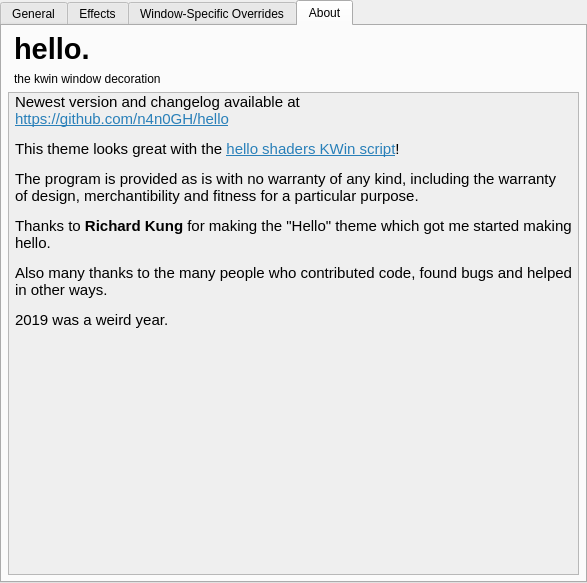
This is window-decoration/kdecoration/config/ui/helloconfigurationui.ui in n4n0GH/hello as Qt 5 draws it before an edit. The edited form follows.
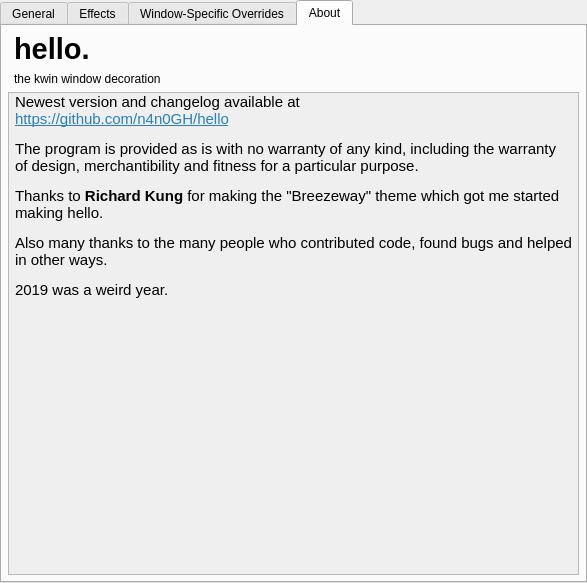
This is the edited form. The open tabs and pages were chosen to show the change. Custom widgets are drawn as their Qt base class.

Commit message: update general readme

Diff of the .ui file:
```diff
--- a/window-decoration/kdecoration/config/ui/helloconfigurationui.ui
+++ b/window-decoration/kdecoration/config/ui/helloconfigurationui.ui
@@ -1126,7 +1126,15 @@
               </sizepolicy>
              </property>
              <property name="text">
-              <string>&lt;!DOCTYPE HTML PUBLIC &quot;-//W3C//DTD HTML 4.0//EN&quot; &quot;http://www.w3.org/TR/REC-html40/strict.dtd&quot;&gt;&lt;html&gt;&lt;head&gt;&lt;meta name=&quot;qrichtext&quot; content=&quot;1&quot; /&gt;&lt;style type=&quot;text/css&quot;&gt;p, li { white-space: pre-wrap; }&lt;/style&gt;&lt;/head&gt;&lt;body style=&quot; font-family:'Noto Sans'; font-size:11pt; font-weight:400; font-style:normal;&quot;&gt;&lt;p style=&quot; margin-top:12px; margin-bottom:12px; margin-left:0px; margin-right:0px; -qt-block-indent:0; text-indent:0px;&quot;&gt;&lt;span style=&quot; font-family:'Noto Sans';&quot;&gt;Newest version and changelog available at &lt;/span&gt;&lt;br/&gt;&lt;a href=&quot;https://github.com/n4n0GH/hello&quot;&gt;&lt;span style=&quot; font-family:'Noto Sans'; text-decoration: underline; color:#2980b9;&quot;&gt;https://github.com/n4n0GH/hello&lt;/span&gt;&lt;/a&gt;&lt;/p&gt;&lt;p style=&quot; margin-top:12px; margin-bottom:12px; margin-left:0px; margin-right:0px; -qt-block-indent:0; text-indent:0px;&quot;&gt;&lt;span style=&quot; font-family:'Noto Sans';&quot;&gt;This theme looks great with the &lt;/span&gt;&lt;a href=&quot;https://github.com/n4n0GH/KDE-Rounded-Corners&quot;&gt;&lt;span style=&quot; font-family:'Noto Sans'; text-decoration: underline; color:#2980b9;&quot;&gt;hello shaders KWin script&lt;/span&gt;&lt;/a&gt;&lt;span style=&quot; font-family:'Noto Sans';&quot;&gt;!&lt;/span&gt;&lt;/p&gt;&lt;p style=&quot; margin-top:12px; margin-bottom:12px; margin-left:0px; margin-right:0px; -qt-block-indent:0; text-indent:0px;&quot;&gt;&lt;span style=&quot; font-family:'Noto Sans';&quot;&gt;The program is provided as is with no warranty of any kind, including the warranty of design, merchantibility and fitness for a particular purpose.&lt;/span&gt;&lt;/p&gt;&lt;p style=&quot; margin-top:12px; margin-bottom:12px; margin-left:0px; margin-right:0px; -qt-block-indent:0; text-indent:0px;&quot;&gt;&lt;span style=&quot; font-family:'Noto Sans';&quot;&gt;Thanks to &lt;/span&gt;&lt;span style=&quot; font-family:'Noto Sans'; font-weight:600;&quot;&gt;Richard Kung&lt;/span&gt;&lt;span style=&quot; font-family:'Noto Sans';&quot;&gt; for making the &amp;quot;Hello&amp;quot; theme which got me started making hello.&lt;/span&gt;&lt;/p&gt;&lt;p style=&quot; margin-top:12px; margin-bottom:12px; margin-left:0px; margin-right:0px; -qt-block-indent:0; text-indent:0px;&quot;&gt;&lt;span style=&quot; font-family:'Noto Sans';&quot;&gt;Also many thanks to the many people who contributed code, found bugs and helped in other ways.&lt;/span&gt;&lt;/p&gt;&lt;p style=&quot; margin-top:12px; margin-bottom:12px; margin-left:0px; margin-right:0px; -qt-block-indent:0; text-indent:0px;&quot;&gt;&lt;span style=&quot; font-family:'Noto Sans';&quot;&gt;2019 was a weird year.&lt;/span&gt;&lt;/p&gt;&lt;/body&gt;&lt;/html&gt;</string>
+              <string>&lt;!DOCTYPE HTML PUBLIC &quot;-//W3C//DTD HTML 4.0//EN&quot; &quot;http://www.w3.org/TR/REC-html40/strict.dtd&quot;&gt;
+&lt;html&gt;&lt;head&gt;&lt;meta name=&quot;qrichtext&quot; content=&quot;1&quot; /&gt;&lt;style type=&quot;text/css&quot;&gt;
+p, li { white-space: pre-wrap; }
+&lt;/style&gt;&lt;/head&gt;&lt;body style=&quot; font-family:'Noto Sans'; font-size:11pt; font-weight:400; font-style:normal;&quot;&gt;
+&lt;p style=&quot; margin-top:12px; margin-bottom:12px; margin-left:0px; margin-right:0px; -qt-block-indent:0; text-indent:0px;&quot;&gt;&lt;span style=&quot; font-family:'Noto Sans';&quot;&gt;Newest version and changelog available at &lt;br /&gt;&lt;/span&gt;&lt;a href=&quot;https://github.com/n4n0GH/hello&quot;&gt;&lt;span style=&quot; font-family:'Noto Sans'; text-decoration: underline; color:#2980b9;&quot;&gt;https://github.com/n4n0GH/hello&lt;/span&gt;&lt;/a&gt;&lt;/p&gt;
+&lt;p style=&quot; margin-top:12px; margin-bottom:12px; margin-left:0px; margin-right:0px; -qt-block-indent:0; text-indent:0px;&quot;&gt;&lt;span style=&quot; font-family:'Noto Sans';&quot;&gt;The program is provided as is with no warranty of any kind, including the warranty of design, merchantibility and fitness for a particular purpose.&lt;/span&gt;&lt;/p&gt;
+&lt;p style=&quot; margin-top:12px; margin-bottom:12px; margin-left:0px; margin-right:0px; -qt-block-indent:0; text-indent:0px;&quot;&gt;&lt;span style=&quot; font-family:'Noto Sans';&quot;&gt;Thanks to &lt;/span&gt;&lt;span style=&quot; font-family:'Noto Sans'; font-weight:600;&quot;&gt;Richard Kung&lt;/span&gt;&lt;span style=&quot; font-family:'Noto Sans';&quot;&gt; for making the &amp;quot;Breezeway&amp;quot; theme which got me started making hello.&lt;/span&gt;&lt;/p&gt;
+&lt;p style=&quot; margin-top:12px; margin-bottom:12px; margin-left:0px; margin-right:0px; -qt-block-indent:0; text-indent:0px;&quot;&gt;&lt;span style=&quot; font-family:'Noto Sans';&quot;&gt;Also many thanks to the many people who contributed code, found bugs and helped in other ways.&lt;/span&gt;&lt;/p&gt;
+&lt;p style=&quot; margin-top:12px; margin-bottom:12px; margin-left:0px; margin-right:0px; -qt-block-indent:0; text-indent:0px;&quot;&gt;&lt;span style=&quot; font-family:'Noto Sans';&quot;&gt;2019 was a weird year.&lt;/span&gt;&lt;/p&gt;&lt;/body&gt;&lt;/html&gt;</string>
              </property>
              <property name="wordWrap">
               <bool>true</bool>
```
The commit also changes 2 other files.
